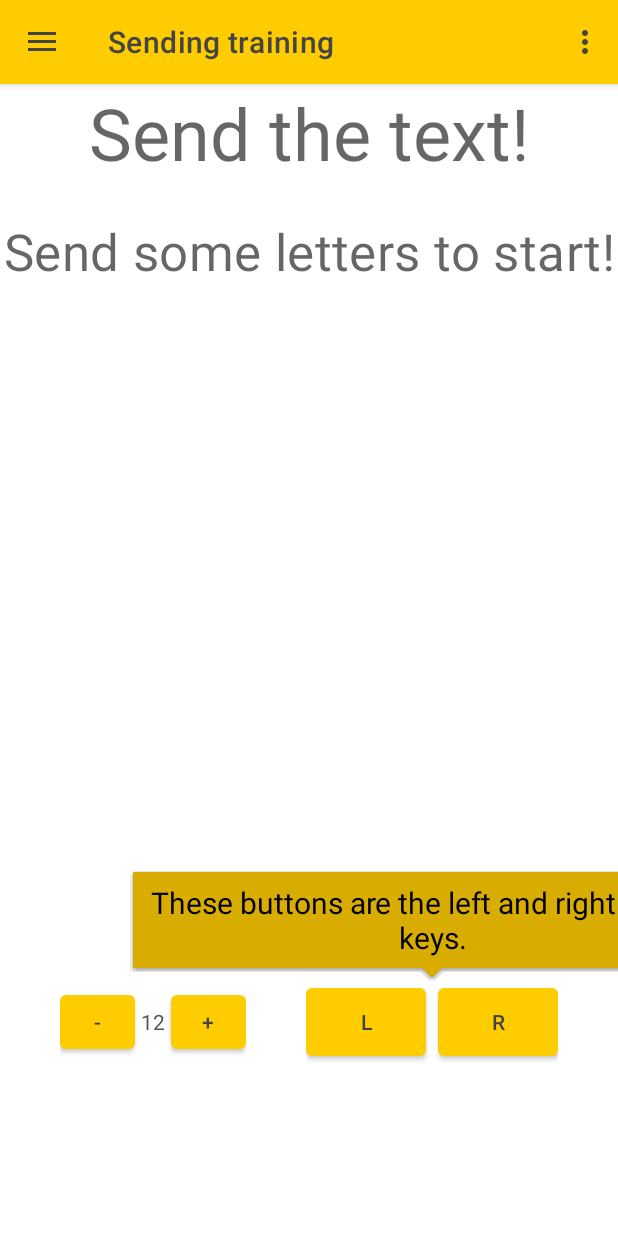
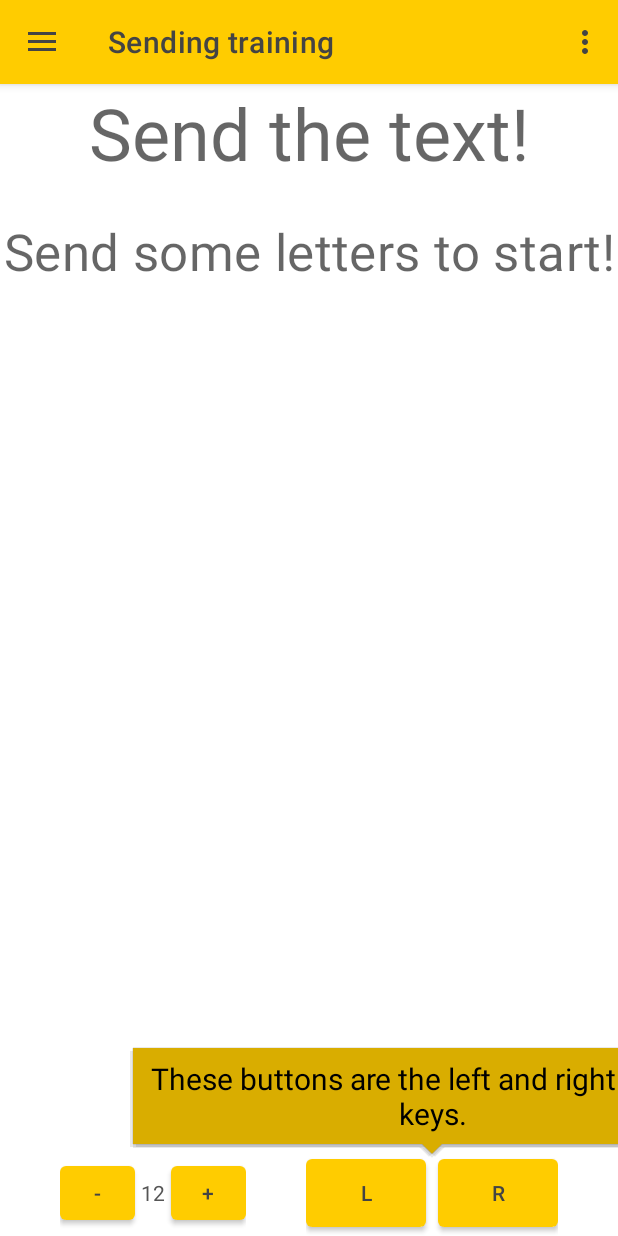
Before and after one commit to matthiasjordan/dahdidahdit, an Android app: the SendingTrainerActivity screen opened directly, with no data from a screen before it, on a phone screen of 412 x 824 dp. Run offline under Robolectric (Android 15) with nearby library versions, the phone set to English and light mode, and no system bars; 7 statements that could not run were skipped.

Commit message:
On-screen paddles layout improved

```diff
--- a/app/src/main/res/layout/activity_sending_trainer.xml
+++ b/app/src/main/res/layout/activity_sending_trainer.xml
@@ -79,6 +79,7 @@
             app:layout_constraintEnd_toEndOf="parent"
             app:layout_constraintStart_toStartOf="parent"
             app:layout_constraintTop_toBottomOf="@id/copied_word"
+            app:layout_constraintVertical_bias="0.55"
             app:srcCompat="@drawable/ic_smiley" />
 
         <ImageView
@@ -96,13 +97,11 @@
 
         <FrameLayout
             android:id="@+id/paddle_placeholder"
+            android:layout_width="match_parent"
             android:layout_height="wrap_content"
-            android:layout_width="match_parent"
             app:layout_constraintBottom_toBottomOf="parent"
             app:layout_constraintEnd_toEndOf="parent"
-            app:layout_constraintStart_toStartOf="parent"
-            app:layout_constraintTop_toBottomOf="@id/imageStar"
-            />
+            app:layout_constraintStart_toStartOf="parent" />
 
     </androidx.constraintlayout.widget.ConstraintLayout>
 
```
